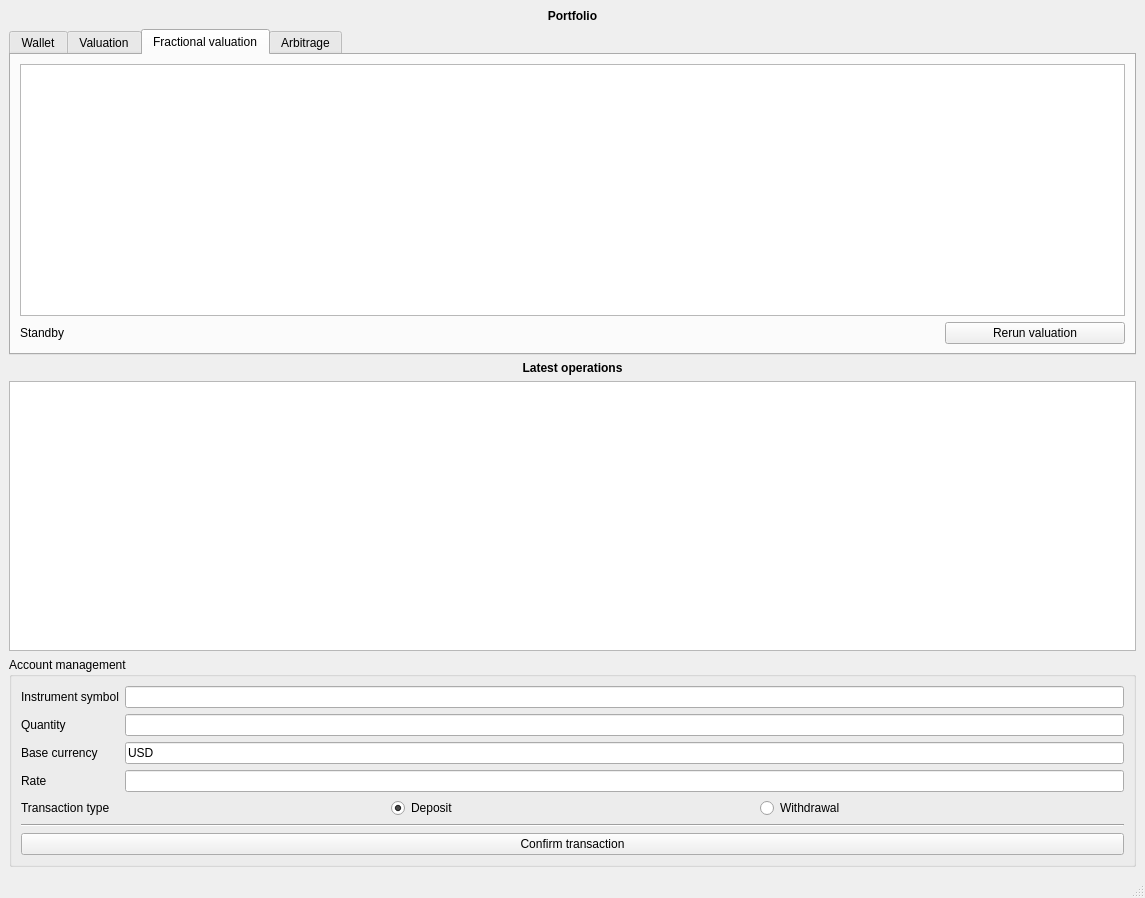
realgs/msid21, file List5/gui/designer/mainWindow.ui: the form before one commit.
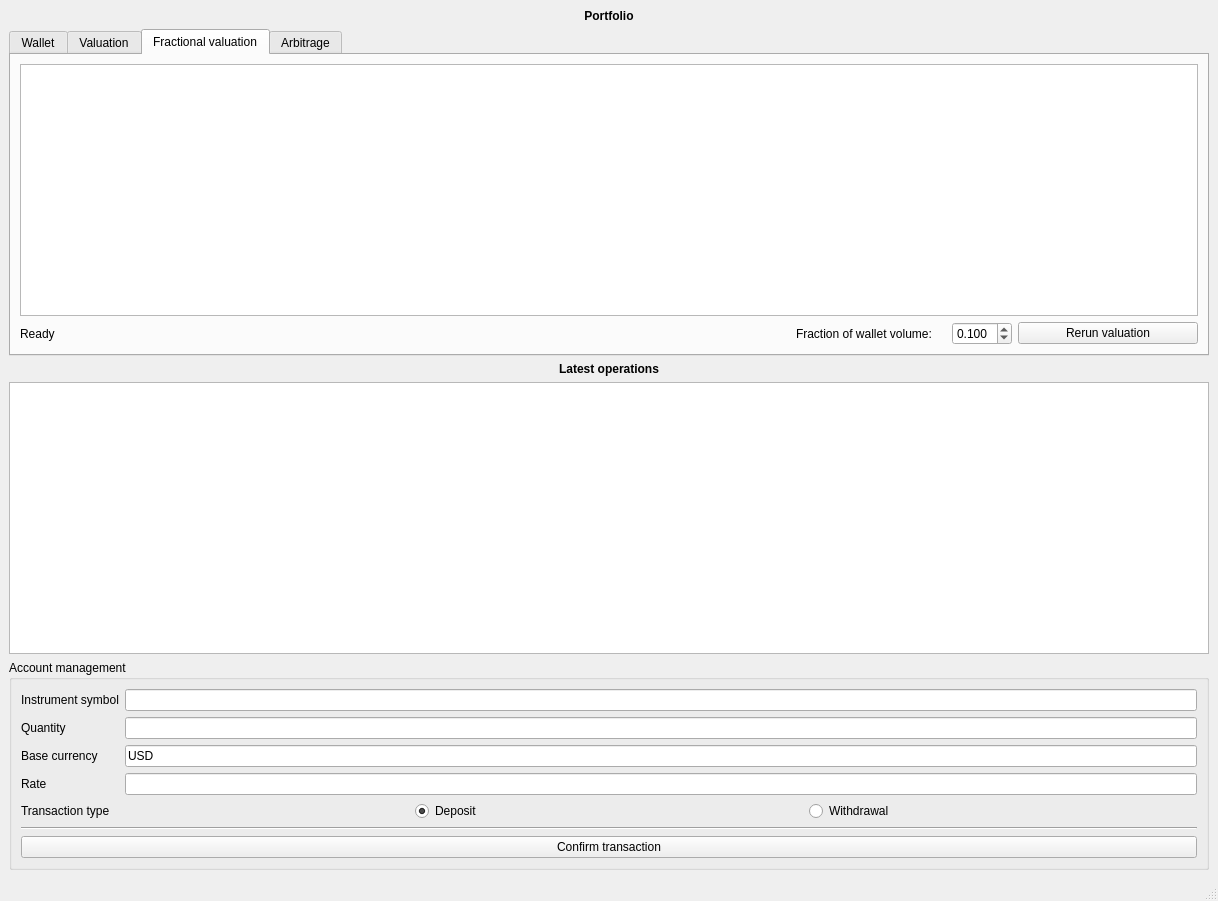
The form after the commit. The open tabs and pages were chosen to show the change.

Patch:
```diff
--- a/List5/gui/designer/mainWindow.ui
+++ b/List5/gui/designer/mainWindow.ui
@@ -6,8 +6,8 @@
    <rect>
     <x>0</x>
     <y>0</y>
-    <width>1145</width>
-    <height>898</height>
+    <width>1218</width>
+    <height>901</height>
    </rect>
   </property>
   <property name="windowTitle">
@@ -244,7 +244,7 @@
         <string>Fractional valuation</string>
        </attribute>
        <layout class="QGridLayout" name="gridLayout_7">
-        <item row="1" column="1">
+        <item row="1" column="3">
          <widget class="QPushButton" name="runFracValuationButton">
           <property name="maximumSize">
            <size>
@@ -257,50 +257,85 @@
           </property>
          </widget>
         </item>
-        <item row="0" column="0" colspan="2">
-         <widget class="QTableView" name="fracValuationTableView">
-          <property name="minimumSize">
-           <size>
-            <width>0</width>
-            <height>250</height>
-           </size>
-          </property>
-          <property name="lineWidth">
-           <number>2</number>
-          </property>
-          <property name="midLineWidth">
-           <number>1</number>
-          </property>
-          <property name="alternatingRowColors">
-           <bool>true</bool>
-          </property>
-          <property name="verticalScrollMode">
-           <enum>QAbstractItemView::ScrollPerPixel</enum>
-          </property>
-          <property name="horizontalScrollMode">
-           <enum>QAbstractItemView::ScrollPerPixel</enum>
-          </property>
-          <attribute name="horizontalHeaderCascadingSectionResizes">
-           <bool>false</bool>
-          </attribute>
-          <attribute name="horizontalHeaderMinimumSectionSize">
-           <number>150</number>
-          </attribute>
-          <attribute name="horizontalHeaderDefaultSectionSize">
-           <number>150</number>
-          </attribute>
-          <attribute name="horizontalHeaderStretchLastSection">
-           <bool>true</bool>
-          </attribute>
-          <attribute name="verticalHeaderStretchLastSection">
-           <bool>false</bool>
-          </attribute>
-         </widget>
-        </item>
         <item row="1" column="0">
          <widget class="QLabel" name="fracValuationStatus">
           <property name="text">
-           <string>Standby</string>
+           <string>Ready</string>
+          </property>
+         </widget>
+        </item>
+        <item row="0" column="0" colspan="4">
+         <widget class="QTableView" name="fracValuationTableView">
+          <property name="minimumSize">
+           <size>
+            <width>0</width>
+            <height>250</height>
+           </size>
+          </property>
+          <property name="lineWidth">
+           <number>2</number>
+          </property>
+          <property name="midLineWidth">
+           <number>1</number>
+          </property>
+          <property name="alternatingRowColors">
+           <bool>true</bool>
+          </property>
+          <property name="verticalScrollMode">
+           <enum>QAbstractItemView::ScrollPerPixel</enum>
+          </property>
+          <property name="horizontalScrollMode">
+           <enum>QAbstractItemView::ScrollPerPixel</enum>
+          </property>
+          <attribute name="horizontalHeaderCascadingSectionResizes">
+           <bool>false</bool>
+          </attribute>
+          <attribute name="horizontalHeaderMinimumSectionSize">
+           <number>150</number>
+          </attribute>
+          <attribute name="horizontalHeaderDefaultSectionSize">
+           <number>150</number>
+          </attribute>
+          <attribute name="horizontalHeaderStretchLastSection">
+           <bool>true</bool>
+          </attribute>
+          <attribute name="verticalHeaderStretchLastSection">
+           <bool>false</bool>
+          </attribute>
+         </widget>
+        </item>
+        <item row="1" column="1">
+         <widget class="QLabel" name="label_7">
+          <property name="maximumSize">
+           <size>
+            <width>150</width>
+            <height>16777215</height>
+           </size>
+          </property>
+          <property name="text">
+           <string>Fraction of wallet volume:</string>
+          </property>
+         </widget>
+        </item>
+        <item row="1" column="2">
+         <widget class="QDoubleSpinBox" name="fracValuationFraction">
+          <property name="maximumSize">
+           <size>
+            <width>60</width>
+            <height>16777215</height>
+           </size>
+          </property>
+          <property name="decimals">
+           <number>3</number>
+          </property>
+          <property name="maximum">
+           <double>1.000000000000000</double>
+          </property>
+          <property name="singleStep">
+           <double>0.001000000000000</double>
+          </property>
+          <property name="value">
+           <double>0.100000000000000</double>
           </property>
          </widget>
         </item>
@@ -347,13 +382,6 @@
           </attribute>
          </widget>
         </item>
-        <item row="1" column="0">
-         <widget class="QLabel" name="label_7">
-          <property name="text">
-           <string>Available crypto market APIs: bitbay, bittrex</string>
-          </property>
-         </widget>
-        </item>
        </layout>
       </widget>
      </widget>
@@ -400,7 +428,7 @@
       <property name="maximumSize">
        <size>
         <width>16777215</width>
-        <height>300</height>
+        <height>400</height>
        </size>
       </property>
       <property name="sizeAdjustPolicy">
```
Left out of the diff: 17 changed lines with no effect on the pictures.
